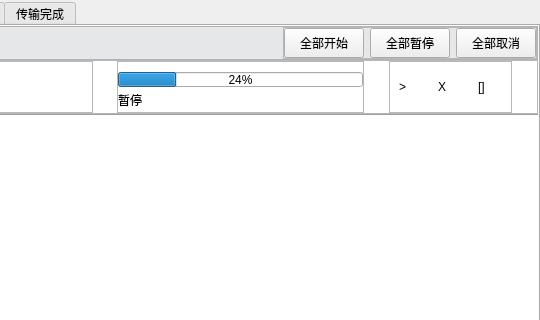
This is ui/Transmit.ui in aibotez/SBCClientV2 as Qt 5 draws it before an edit; both pictures show x 212 to 752 and y 0 to 320 of the 752 by 585 pixel window. The edited form follows.
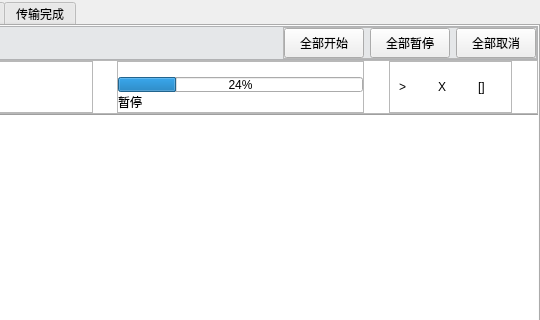
This is the edited form.

Patch:
```diff
--- a/ui/Transmit.ui
+++ b/ui/Transmit.ui
@@ -392,7 +392,7 @@
                       <number>0</number>
                      </property>
                      <property name="topMargin">
-                      <number>10</number>
+                      <number>15</number>
                      </property>
                      <property name="rightMargin">
                       <number>0</number>
```
Left out of the diff: 2 changed lines with no effect on the pictures.
